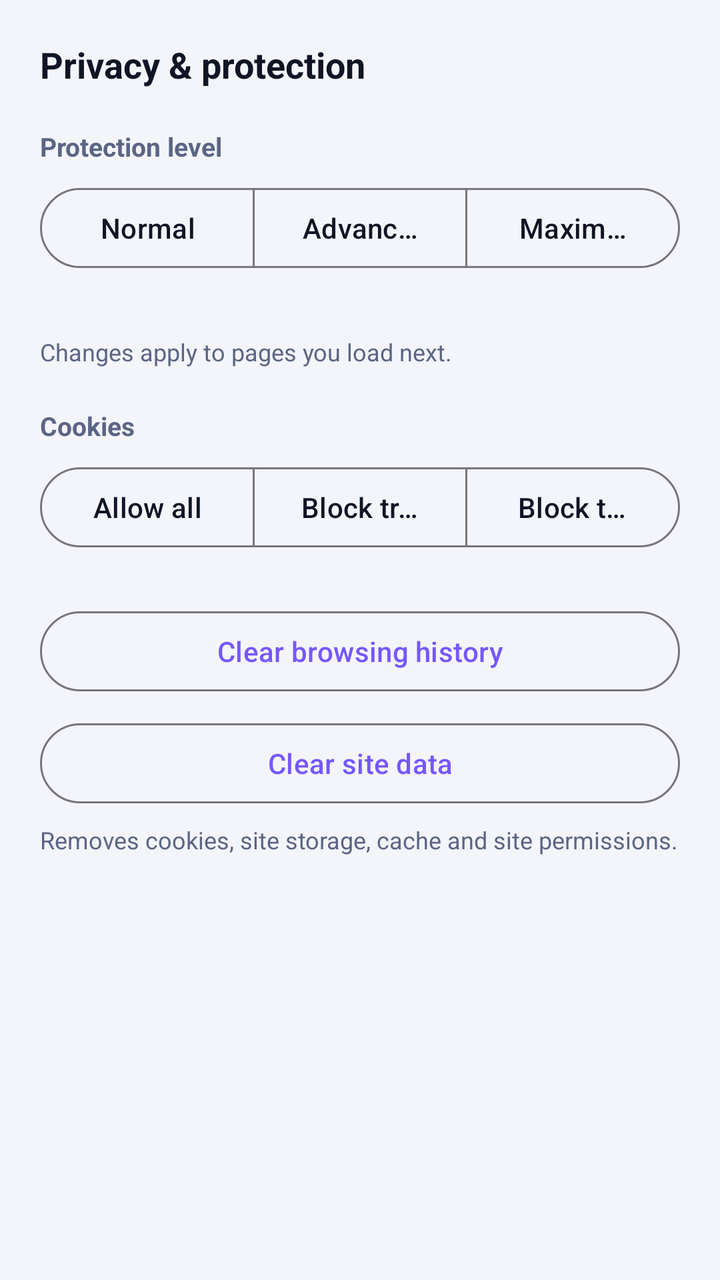
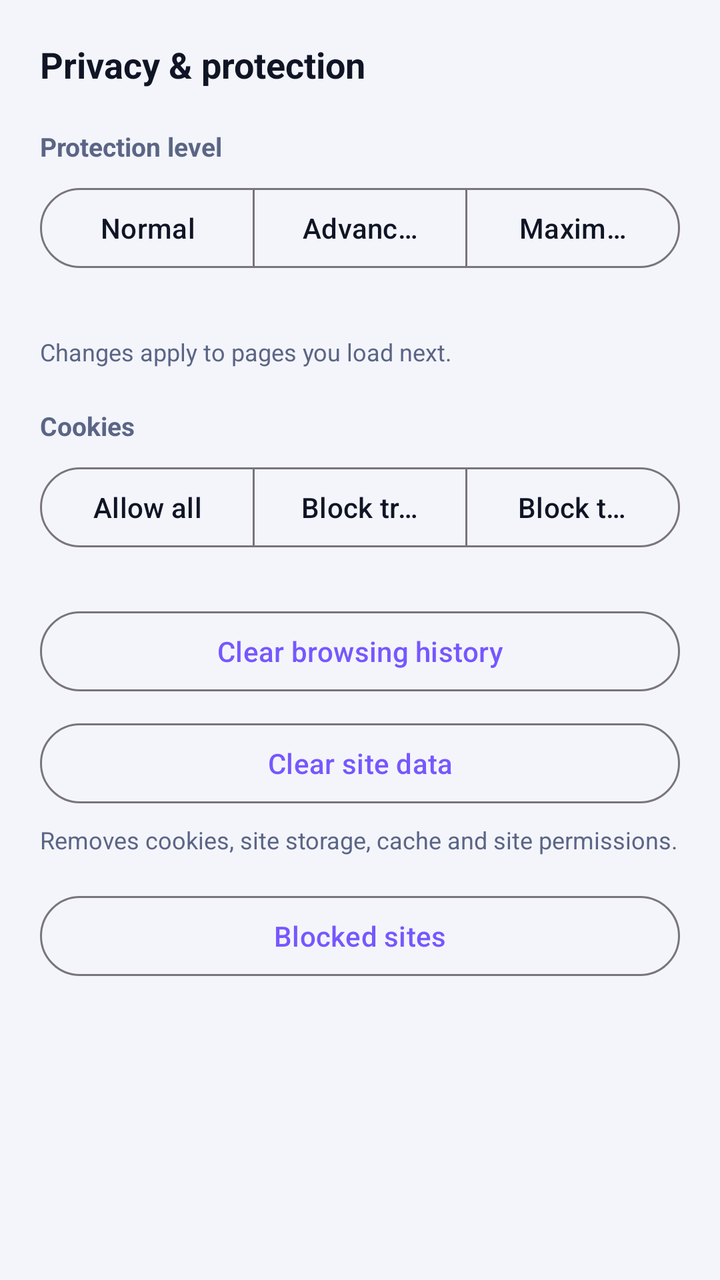

The first picture is an Android layout as it rendered before a commit; the second is the same layout after the commit. The layout source and the unified diff follow.
<!-- AndroidManifest.xml: application theme Theme.Vayro -->
<!-- res/layout/sheet_privacy.xml -->
<?xml version="1.0" encoding="utf-8"?>
<ScrollView xmlns:android="http://schemas.android.com/apk/res/android"
    xmlns:app="http://schemas.android.com/apk/res-auto"
    android:layout_width="match_parent"
    android:layout_height="wrap_content">

    <LinearLayout
        android:layout_width="match_parent"
        android:layout_height="wrap_content"
        android:orientation="vertical"
        android:padding="20dp">

        <TextView
            android:layout_width="wrap_content"
            android:layout_height="wrap_content"
            android:text="@string/privacy_title"
            android:textColor="@color/vayro_text"
            android:textSize="18sp"
            android:textStyle="bold" />

        <TextView
            style="@style/VayroSectionLabel"
            android:text="@string/privacy_level_title" />

        <com.google.android.material.button.MaterialButtonToggleGroup
            android:id="@+id/levelGroup"
            android:layout_width="match_parent"
            android:layout_height="wrap_content"
            app:selectionRequired="true"
            app:singleSelection="true">

            <com.google.android.material.button.MaterialButton
                android:id="@+id/levelNormal"
                style="?attr/materialButtonOutlinedStyle"
                android:layout_width="0dp"
                android:layout_height="wrap_content"
                android:layout_weight="1"
                android:text="@string/level_normal" />

            <com.google.android.material.button.MaterialButton
                android:id="@+id/levelAdvanced"
                style="?attr/materialButtonOutlinedStyle"
                android:layout_width="0dp"
                android:layout_height="wrap_content"
                android:layout_weight="1"
                android:text="@string/level_advanced" />

            <com.google.android.material.button.MaterialButton
                android:id="@+id/levelMax"
                style="?attr/materialButtonOutlinedStyle"
                android:layout_width="0dp"
                android:layout_height="wrap_content"
                android:layout_weight="1"
                android:text="@string/level_max" />
        </com.google.android.material.button.MaterialButtonToggleGroup>

        <TextView
            android:id="@+id/levelDescription"
            android:layout_width="match_parent"
            android:layout_height="wrap_content"
            android:layout_marginTop="8dp"
            android:textColor="@color/vayro_text_secondary"
            android:textSize="13sp" />

        <TextView
            android:layout_width="match_parent"
            android:layout_height="wrap_content"
            android:layout_marginTop="4dp"
            android:text="@string/privacy_apply_note"
            android:textColor="@color/vayro_text_secondary"
            android:textSize="12sp" />

        <TextView
            style="@style/VayroSectionLabel"
            android:text="@string/cookies_title" />

        <com.google.android.material.button.MaterialButtonToggleGroup
            android:id="@+id/cookieGroup"
            android:layout_width="match_parent"
            android:layout_height="wrap_content"
            app:selectionRequired="true"
            app:singleSelection="true">

            <com.google.android.material.button.MaterialButton
                android:id="@+id/cookieAll"
                style="?attr/materialButtonOutlinedStyle"
                android:layout_width="0dp"
                android:layout_height="wrap_content"
                android:layout_weight="1"
                android:text="@string/cookies_all" />

            <com.google.android.material.button.MaterialButton
                android:id="@+id/cookieTrackers"
                style="?attr/materialButtonOutlinedStyle"
                android:layout_width="0dp"
                android:layout_height="wrap_content"
                android:layout_weight="1"
                android:text="@string/cookies_trackers" />

            <com.google.android.material.button.MaterialButton
                android:id="@+id/cookieThirdParty"
                style="?attr/materialButtonOutlinedStyle"
                android:layout_width="0dp"
                android:layout_height="wrap_content"
                android:layout_weight="1"
                android:text="@string/cookies_third_party" />
        </com.google.android.material.button.MaterialButtonToggleGroup>

        <com.google.android.material.button.MaterialButton
            android:id="@+id/clearHistoryNow"
            style="@style/Widget.Material3.Button.OutlinedButton"
            android:layout_width="match_parent"
            android:layout_height="wrap_content"
            android:layout_marginTop="24dp"
            android:text="@string/clear_history_now" />

        <com.google.android.material.button.MaterialButton
            android:id="@+id/clearSiteDataButton"
            style="@style/Widget.Material3.Button.OutlinedButton"
            android:layout_width="match_parent"
            android:layout_height="wrap_content"
            android:layout_marginTop="8dp"
            android:text="@string/clear_site_data" />

        <TextView
            android:layout_width="match_parent"
            android:layout_height="wrap_content"
            android:layout_marginTop="6dp"
            android:text="@string/clear_site_data_desc"
            android:textColor="@color/vayro_text_secondary"
            android:textSize="12sp" />
    </LinearLayout>
</ScrollView>
<!-- resources referenced by this layout -->
<resources>
  <color name="vayro_text">#101525</color>
  <color name="vayro_text_secondary">#5B6585</color>
  <string name="clear_history_now">Clear browsing history</string>
  <string name="clear_site_data">Clear site data</string>
  <string name="clear_site_data_desc">Removes cookies, site storage, cache and site permissions.</string>
  <string name="cookies_all">Allow all</string>
  <string name="cookies_third_party">Block third-party</string>
  <string name="cookies_title">Cookies</string>
  <string name="cookies_trackers">Block trackers</string>
  <string name="level_advanced">Advanced</string>
  <string name="level_max">Maximum</string>
  <string name="level_normal">Normal</string>
  <string name="privacy_apply_note">Changes apply to pages you load next.</string>
  <string name="privacy_level_title">Protection level</string>
  <string name="privacy_title">Privacy &amp; protection</string>
  <style name="VayroSectionLabel">
          <item name="android:layout_width">wrap_content</item>
          <item name="android:layout_height">wrap_content</item>
          <item name="android:layout_marginTop">20dp</item>
          <item name="android:layout_marginBottom">8dp</item>
          <item name="android:textColor">@color/vayro_text_secondary</item>
          <item name="android:textSize">13sp</item>
          <item name="android:textStyle">bold</item>
      </style>
  <style name="Theme.Vayro" parent="Theme.Material3.DayNight.NoActionBar">
          <item name="colorPrimary">@color/vayro_primary</item>
          <item name="colorOnPrimary">@color/white</item>
          <item name="colorSecondary">@color/vayro_secondary</item>
          <item name="colorSurface">@color/vayro_card</item>
          <item name="colorOnSurface">@color/vayro_text</item>
          <item name="android:windowBackground">@color/vayro_background</item>
          <item name="android:statusBarColor">@android:color/transparent</item>
          <item name="android:navigationBarColor">@android:color/transparent</item>
          
          <item name="android:windowLightStatusBar">true</item>
      </style>
  <color name="vayro_primary">#7657FF</color>
  <color name="white">#FFFFFF</color>
  <color name="vayro_secondary">#21C8F6</color>
  <color name="vayro_card">#FFFFFF</color>
  <color name="vayro_background">#F4F5FB</color>
</resources>

<!-- the commit's change to res/layout/sheet_privacy.xml (unified diff, before → after) -->
@@ -129,5 +129,13 @@
             android:text="@string/clear_site_data_desc"
             android:textColor="@color/vayro_text_secondary"
             android:textSize="12sp" />
+
+        <com.google.android.material.button.MaterialButton
+            android:id="@+id/blockedSitesButton"
+            style="@style/Widget.Material3.Button.OutlinedButton"
+            android:layout_width="match_parent"
+            android:layout_height="wrap_content"
+            android:layout_marginTop="16dp"
+            android:text="@string/blocked_sites_button" />
     </LinearLayout>
 </ScrollView>
<!-- resource entries referenced after the edit -->
@@ -2,6 +2,7 @@
 <resources>
   <color name="vayro_text">#101525</color>
   <color name="vayro_text_secondary">#5B6585</color>
+  <string name="blocked_sites_button">Blocked sites</string>
   <string name="clear_history_now">Clear browsing history</string>
   <string name="clear_site_data">Clear site data</string>
   <string name="clear_site_data_desc">Removes cookies, site storage, cache and site permissions.</string>
